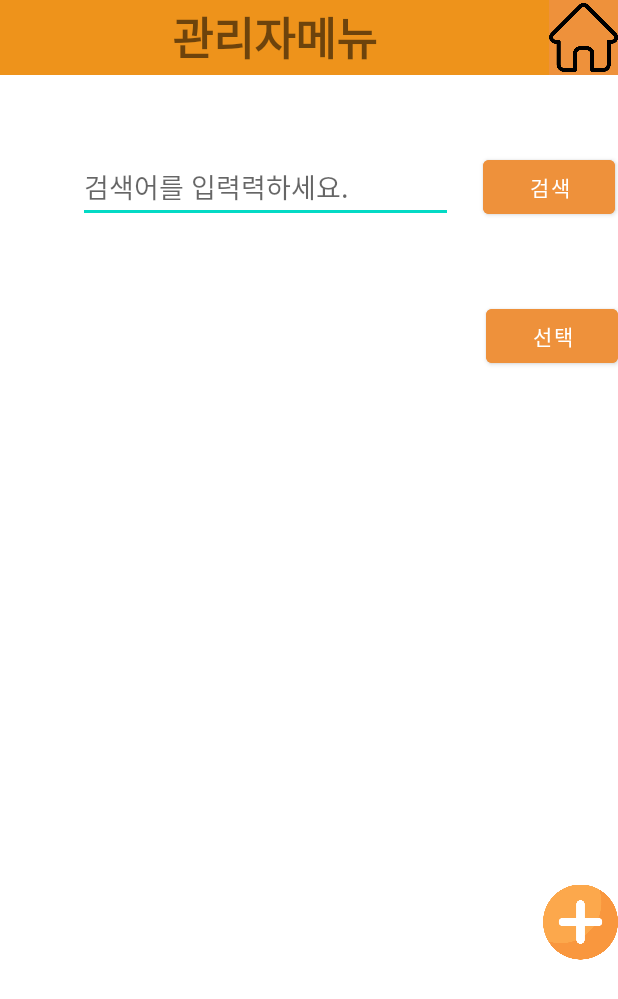
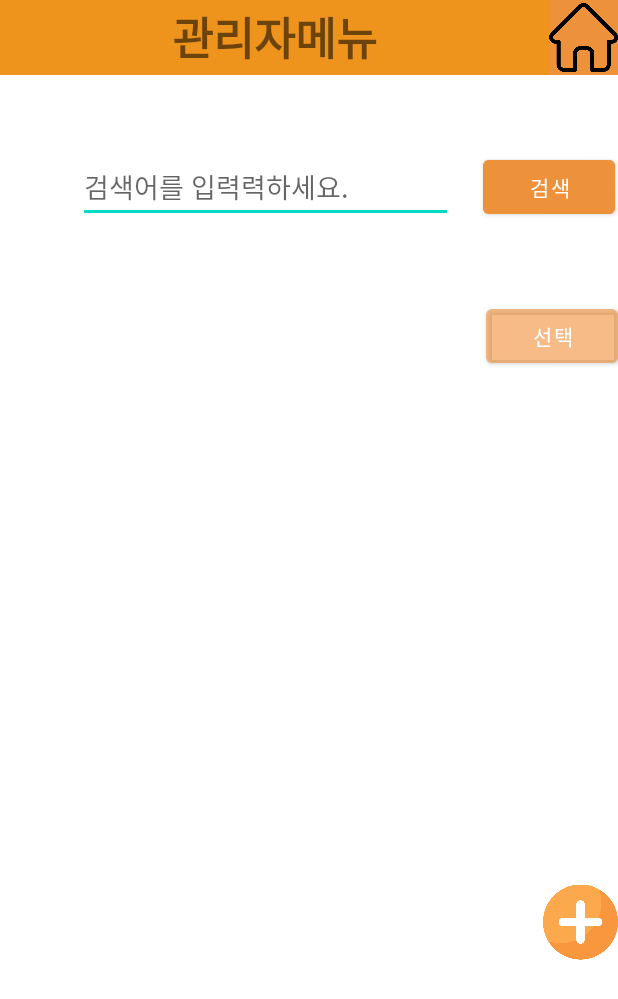
Before and after one commit to jaehan4707/LIFE_QUALITY, an Android app: the MainActivity screen opened directly, with no data from a screen before it, after a tap on an icon or button, on a phone screen of 412 x 824 dp. Shown: the top 999 px of the screen. Run offline under Robolectric (Android 15) with nearby library versions, the phone set to English and light mode, and no system bars; our stand-ins replace Firebase (no records; nobody signed in at launch, a user with empty details on screens opened directly); 2 statements that could not run were skipped.

Commit message:
관리자메뉴 - 선택 기능(선택 누른거 삭제)

```diff
--- a/life_quality/app/src/main/java/com/example/myapplication/AllData.kt
+++ b/life_quality/app/src/main/java/com/example/myapplication/AllData.kt
@@ -7,16 +7,17 @@ class TotalSurvey {
     var title : String = ""
     var type : String = ""
     var answer : MutableMap<String, String> = mutableMapOf()
-
+    var selected : Boolean = false
     constructor()
 
-    constructor(surveyType : String, id : String, number : String, title : String, type : String, answer : MutableMap<String, String>) {
+    constructor(surveyType : String, id : String, number : String, title : String, type : String, answer : MutableMap<String, String>,selected : Boolean) {
         this.surveyType = surveyType
         this.id = id
         this.number = number
         this.title = title
         this.type = type
         this.answer = answer
+        this.selected=selected
     }
 }
 
--- a/life_quality/app/src/main/java/com/example/myapplication/MainActivity.kt
+++ b/life_quality/app/src/main/java/com/example/myapplication/MainActivity.kt
@@ -33,6 +33,7 @@ class MainActivity : AppCompatActivity() {
 
         val db = Firebase.firestore
         for(i in 0..nameList.size-1) {
+            Log.d("test","data를 불러옵니다")
             db.collection("${nameList[i]}")
                 .get()
                 .addOnSuccessListener{ result->
@@ -40,7 +41,7 @@ class MainActivity : AppCompatActivity() {
                         Log.d("What is name", "${nameList[i]}")
                         surveyList.add(TotalSurvey(nameList[i], document.id,
                             document.data["number"] as String,document.data["title"] as String, document.data["type"] as String,
-                            document.data["answer"] as MutableMap<String, String>)
+                            document.data["answer"] as MutableMap<String, String>,false)
                         )
                     }
                 }
--- a/life_quality/app/src/main/res/layout/activity_admin_home.xml
+++ b/life_quality/app/src/main/res/layout/activity_admin_home.xml
@@ -66,7 +66,7 @@
     <Button
         android:id="@+id/choice"
         android:text="선택"
-        android:backgroundTint="@color/main_orange"
+        android:backgroundTint="#60EE913B"
         android:layout_width="wrap_content"
         android:layout_height="wrap_content"
         app:layout_constraintTop_toBottomOf="@+id/search_layout"
```
Also changed, not shown: life_quality/app/src/main/java/com/example/myapplication/AdminHome.kt (+9 -4 lines).
